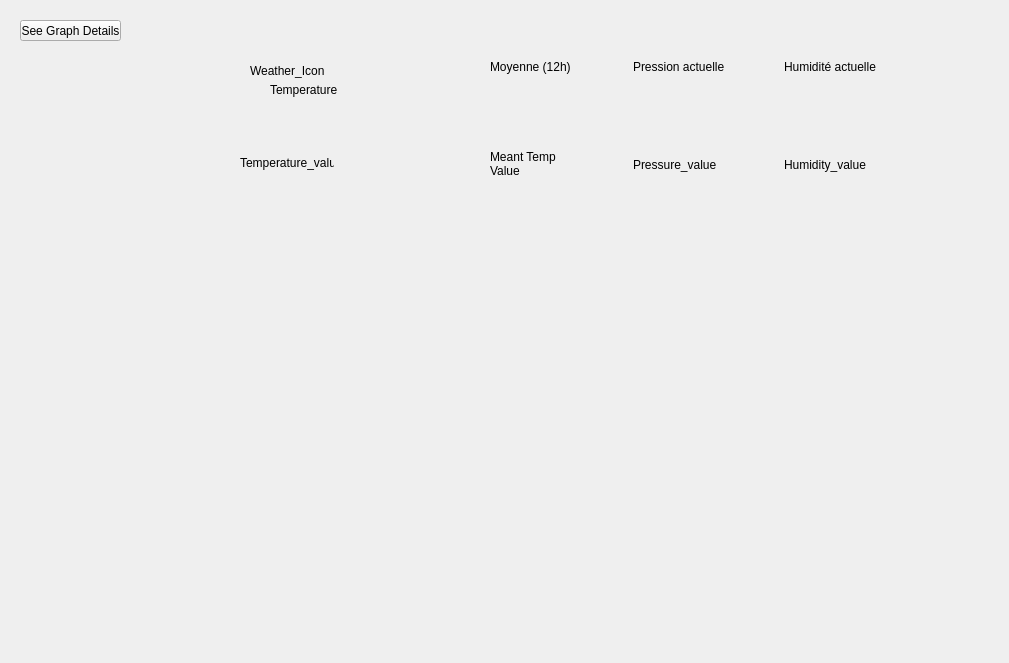
Above: baliseMerPanel.ui from aiekick/ProjectStationMeteo before the change. Below: the same form after it.
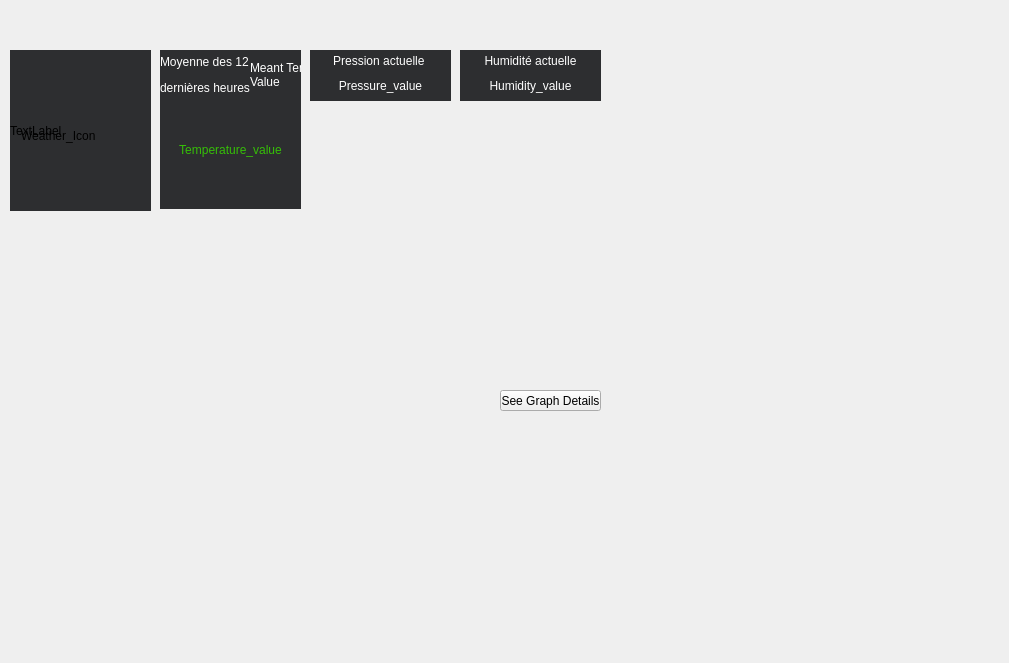
That is the form after the change.

Commit message: [UPD]: UI improved and charts for each parameters finished

```diff
--- a/baliseMerPanel.ui
+++ b/baliseMerPanel.ui
@@ -16,40 +16,11 @@
   <property name="styleSheet">
    <string notr="true"/>
   </property>
-  <widget class="QLabel" name="label_3">
-   <property name="geometry">
-    <rect>
-     <x>270</x>
-     <y>70</y>
-     <width>101</width>
-     <height>41</height>
-    </rect>
-   </property>
-   <property name="text">
-    <string>&lt;html&gt;&lt;head/&gt;&lt;body&gt;&lt;p&gt;Temperature&lt;/p&gt;&lt;/body&gt;&lt;/html&gt;</string>
-   </property>
-  </widget>
-  <widget class="QLabel" name="label_2">
-   <property name="geometry">
-    <rect>
-     <x>250</x>
-     <y>10</y>
-     <width>121</width>
-     <height>121</height>
-    </rect>
-   </property>
-   <property name="styleSheet">
-    <string notr="true"/>
-   </property>
-   <property name="text">
-    <string>Weather_Icon</string>
-   </property>
-  </widget>
   <widget class="QPushButton" name="pushButton_See_Graph_Details">
    <property name="geometry">
     <rect>
-     <x>20</x>
-     <y>20</y>
+     <x>500</x>
+     <y>390</y>
      <width>101</width>
      <height>21</height>
     </rect>
@@ -58,215 +29,231 @@
     <string>See Graph Details</string>
    </property>
   </widget>
-  <widget class="QWidget" name="verticalLayoutWidget_5">
+  <widget class="QWidget" name="verticalLayoutWidget_7">
    <property name="geometry">
     <rect>
-     <x>760</x>
-     <y>10</y>
-     <width>141</width>
-     <height>211</height>
+     <x>10</x>
+     <y>220</y>
+     <width>591</width>
+     <height>161</height>
     </rect>
    </property>
-   <layout class="QVBoxLayout" name="BlocHumidite">
-    <item>
-     <layout class="QHBoxLayout" name="horizontalLayout">
-      <item>
-       <spacer name="horizontalSpacer">
-        <property name="orientation">
-         <enum>Qt::Horizontal</enum>
-        </property>
-        <property name="sizeHint" stdset="0">
-         <size>
-          <width>40</width>
-          <height>20</height>
-         </size>
-        </property>
-       </spacer>
-      </item>
-      <item>
-       <layout class="QVBoxLayout" name="verticalLayout">
-        <item>
-         <widget class="QLabel" name="label_5">
-          <property name="text">
-           <string>Humidité actuelle</string>
-          </property>
-         </widget>
-        </item>
-        <item>
-         <widget class="QLabel" name="label_Humidity_Mer">
-          <property name="text">
-           <string>Humidity_value</string>
-          </property>
-         </widget>
-        </item>
-       </layout>
-      </item>
-      <item>
-       <spacer name="horizontalSpacer_2">
-        <property name="orientation">
-         <enum>Qt::Horizontal</enum>
-        </property>
-        <property name="sizeHint" stdset="0">
-         <size>
-          <width>40</width>
-          <height>20</height>
-         </size>
-        </property>
-       </spacer>
-      </item>
-     </layout>
-    </item>
-    <item>
-     <layout class="QVBoxLayout" name="verticalLayout_Graph_Humidity"/>
-    </item>
-   </layout>
+   <layout class="QVBoxLayout" name="verticalLayout_Graph_Temperature"/>
   </widget>
-  <widget class="QWidget" name="verticalLayoutWidget_8">
+  <widget class="QLabel" name="label_Mean_Temperature_Mer">
    <property name="geometry">
     <rect>
-     <x>610</x>
-     <y>10</y>
-     <width>141</width>
-     <height>211</height>
+     <x>250</x>
+     <y>50</y>
+     <width>51</width>
+     <height>51</height>
     </rect>
    </property>
-   <layout class="QVBoxLayout" name="verticalLayout_3">
-    <item>
-     <layout class="QHBoxLayout" name="horizontalLayout_2">
-      <item>
-       <spacer name="horizontalSpacer_3">
-        <property name="orientation">
-         <enum>Qt::Horizontal</enum>
-        </property>
-        <property name="sizeHint" stdset="0">
-         <size>
-          <width>40</width>
-          <height>20</height>
-         </size>
-        </property>
-       </spacer>
-      </item>
-      <item>
-       <layout class="QVBoxLayout" name="verticalLayout_2">
-        <item>
-         <widget class="QLabel" name="label_4">
-          <property name="text">
-           <string>Pression actuelle </string>
-          </property>
-         </widget>
-        </item>
-        <item>
-         <widget class="QLabel" name="label_Pressure_Mer">
-          <property name="text">
-           <string>Pressure_value</string>
-          </property>
-         </widget>
-        </item>
-       </layout>
-      </item>
-      <item>
-       <spacer name="horizontalSpacer_4">
-        <property name="orientation">
-         <enum>Qt::Horizontal</enum>
-        </property>
-        <property name="sizeHint" stdset="0">
-         <size>
-          <width>40</width>
-          <height>20</height>
-         </size>
-        </property>
-       </spacer>
-      </item>
-     </layout>
-    </item>
-    <item>
-     <layout class="QVBoxLayout" name="verticalLayout_Graph_Pressure"/>
-    </item>
-   </layout>
+   <property name="styleSheet">
+    <string notr="true">background-color: rgb(45,46,48);
+font: 75 8pt &quot;Arial&quot;;
+color: rgb(255, 255, 255);</string>
+   </property>
+   <property name="text">
+    <string>Meant Temp &lt;br&gt;Value</string>
+   </property>
   </widget>
-  <widget class="QWidget" name="verticalLayoutWidget_2">
+  <widget class="QWidget" name="verticalLayoutWidget">
    <property name="geometry">
     <rect>
-     <x>460</x>
-     <y>10</y>
+     <x>10</x>
+     <y>70</y>
      <width>141</width>
-     <height>211</height>
+     <height>131</height>
     </rect>
    </property>
    <layout class="QVBoxLayout" name="verticalLayout_4">
     <item>
-     <layout class="QHBoxLayout" name="horizontalLayout_3">
-      <item>
-       <spacer name="horizontalSpacer_5">
-        <property name="orientation">
-         <enum>Qt::Horizontal</enum>
-        </property>
-        <property name="sizeHint" stdset="0">
-         <size>
-          <width>40</width>
-          <height>20</height>
-         </size>
-        </property>
-       </spacer>
-      </item>
-      <item>
-       <layout class="QVBoxLayout" name="verticalLayout_Temp">
-        <item>
-         <widget class="QLabel" name="label">
-          <property name="text">
-           <string>Moyenne (12h)</string>
-          </property>
-         </widget>
-        </item>
-        <item>
-         <widget class="QLabel" name="label_Mean_Temperature_Mer">
-          <property name="text">
-           <string>Meant Temp &lt;br&gt;Value</string>
-          </property>
-         </widget>
-        </item>
-       </layout>
-      </item>
-      <item>
-       <spacer name="horizontalSpacer_6">
-        <property name="orientation">
-         <enum>Qt::Horizontal</enum>
-        </property>
-        <property name="sizeHint" stdset="0">
-         <size>
-          <width>40</width>
-          <height>20</height>
-         </size>
-        </property>
-       </spacer>
-      </item>
-     </layout>
-    </item>
-    <item>
-     <layout class="QVBoxLayout" name="verticalLayout_Graph_Temperature"/>
+     <widget class="QLabel" name="label_2">
+      <property name="styleSheet">
+       <string notr="true"/>
+      </property>
+      <property name="text">
+       <string>Weather_Icon</string>
+      </property>
+     </widget>
     </item>
    </layout>
   </widget>
+  <widget class="QWidget" name="layoutWidget">
+   <property name="geometry">
+    <rect>
+     <x>460</x>
+     <y>90</y>
+     <width>141</width>
+     <height>121</height>
+    </rect>
+   </property>
+   <layout class="QVBoxLayout" name="verticalLayout_Graph_Humidity"/>
+  </widget>
+  <widget class="QWidget" name="layoutWidget">
+   <property name="geometry">
+    <rect>
+     <x>310</x>
+     <y>90</y>
+     <width>141</width>
+     <height>121</height>
+    </rect>
+   </property>
+   <layout class="QVBoxLayout" name="verticalLayout_Graph_Pressure"/>
+  </widget>
+  <widget class="QLabel" name="label_Desc_Press">
+   <property name="geometry">
+    <rect>
+     <x>310</x>
+     <y>50</y>
+     <width>141</width>
+     <height>21</height>
+    </rect>
+   </property>
+   <property name="styleSheet">
+    <string notr="true">background-color: rgb(45,46,48);
+font: 75 8pt &quot;Arial&quot;;
+color: rgb(255, 255, 255);</string>
+   </property>
+   <property name="text">
+    <string>Pression actuelle </string>
+   </property>
+   <property name="alignment">
+    <set>Qt::AlignCenter</set>
+   </property>
+  </widget>
+  <widget class="QLabel" name="label_Pressure_Mer">
+   <property name="geometry">
+    <rect>
+     <x>310</x>
+     <y>70</y>
+     <width>141</width>
+     <height>31</height>
+    </rect>
+   </property>
+   <property name="styleSheet">
+    <string notr="true">background-color: rgb(45,46,48);
+font: 75 11pt &quot;Arial&quot;;
+color: rgb(255, 255, 255);</string>
+   </property>
+   <property name="text">
+    <string>Pressure_value</string>
+   </property>
+   <property name="alignment">
+    <set>Qt::AlignCenter</set>
+   </property>
+  </widget>
+  <widget class="QLabel" name="label_Humidity_Mer">
+   <property name="geometry">
+    <rect>
+     <x>460</x>
+     <y>70</y>
+     <width>141</width>
+     <height>31</height>
+    </rect>
+   </property>
+   <property name="styleSheet">
+    <string notr="true">background-color: rgb(45,46,48);
+font: 75 11pt &quot;Arial&quot;;
+color: rgb(255, 255, 255);</string>
+   </property>
+   <property name="text">
+    <string>Humidity_value</string>
+   </property>
+   <property name="alignment">
+    <set>Qt::AlignCenter</set>
+   </property>
+  </widget>
+  <widget class="QLabel" name="label_Desc_Humi">
+   <property name="geometry">
+    <rect>
+     <x>460</x>
+     <y>50</y>
+     <width>141</width>
+     <height>21</height>
+    </rect>
+   </property>
+   <property name="styleSheet">
+    <string notr="true">background-color: rgb(45,46,48);
+font: 75 8pt &quot;Arial&quot;;
+color: rgb(255, 255, 255);</string>
+   </property>
+   <property name="text">
+    <string>Humidité actuelle</string>
+   </property>
+   <property name="alignment">
+    <set>Qt::AlignCenter</set>
+   </property>
+  </widget>
+  <widget class="QLabel" name="label_Desc_Mean_Temp">
+   <property name="geometry">
+    <rect>
+     <x>160</x>
+     <y>50</y>
+     <width>91</width>
+     <height>51</height>
+    </rect>
+   </property>
+   <property name="styleSheet">
+    <string notr="true">background-color: rgb(45,46,48);
+font: 75 8pt &quot;Arial&quot;;
+color: rgb(255, 255, 255);</string>
+   </property>
+   <property name="text">
+    <string>&lt;html&gt;&lt;head/&gt;&lt;body&gt;&lt;p&gt;Moyenne des 12&lt;/p&gt;&lt;p&gt;dernières heures:&lt;/p&gt;&lt;/body&gt;&lt;/html&gt;</string>
+   </property>
+  </widget>
   <widget class="QLabel" name="label_Temperature_Mer">
    <property name="geometry">
     <rect>
-     <x>240</x>
-     <y>140</y>
-     <width>94</width>
-     <height>46</height>
+     <x>160</x>
+     <y>90</y>
+     <width>141</width>
+     <height>119</height>
     </rect>
    </property>
+   <property name="styleSheet">
+    <string notr="true">background-color: rgb(45,46,48);
+font: 75 30pt &quot;Arial&quot;;
+color: rgb(53,190,7);</string>
+   </property>
    <property name="text">
     <string>Temperature_value</string>
    </property>
+   <property name="alignment">
+    <set>Qt::AlignCenter</set>
+   </property>
   </widget>
-  <zorder>label_2</zorder>
+  <widget class="QLabel" name="label_Fond_Icone_Meteo">
+   <property name="geometry">
+    <rect>
+     <x>10</x>
+     <y>50</y>
+     <width>141</width>
+     <height>161</height>
+    </rect>
+   </property>
+   <property name="styleSheet">
+    <string notr="true">background-color: rgb(45,46,48);</string>
+   </property>
+   <property name="text">
+    <string>TextLabel</string>
+   </property>
+  </widget>
+  <zorder>label_Fond_Icone_Meteo</zorder>
+  <zorder>layoutWidget</zorder>
   <zorder>pushButton_See_Graph_Details</zorder>
-  <zorder>verticalLayoutWidget_5</zorder>
-  <zorder>verticalLayoutWidget_8</zorder>
-  <zorder>verticalLayoutWidget_2</zorder>
+  <zorder>verticalLayoutWidget_7</zorder>
+  <zorder>verticalLayoutWidget</zorder>
+  <zorder>layoutWidget</zorder>
+  <zorder>label_Desc_Press</zorder>
+  <zorder>label_Pressure_Mer</zorder>
+  <zorder>label_Desc_Humi</zorder>
+  <zorder>label_Humidity_Mer</zorder>
   <zorder>label_Temperature_Mer</zorder>
-  <zorder>label_3</zorder>
+  <zorder>label_Desc_Mean_Temp</zorder>
+  <zorder>label_Mean_Temperature_Mer</zorder>
  </widget>
  <layoutdefault spacing="6" margin="11"/>
  <resources/>
```
The commit also changes 1 other file.
